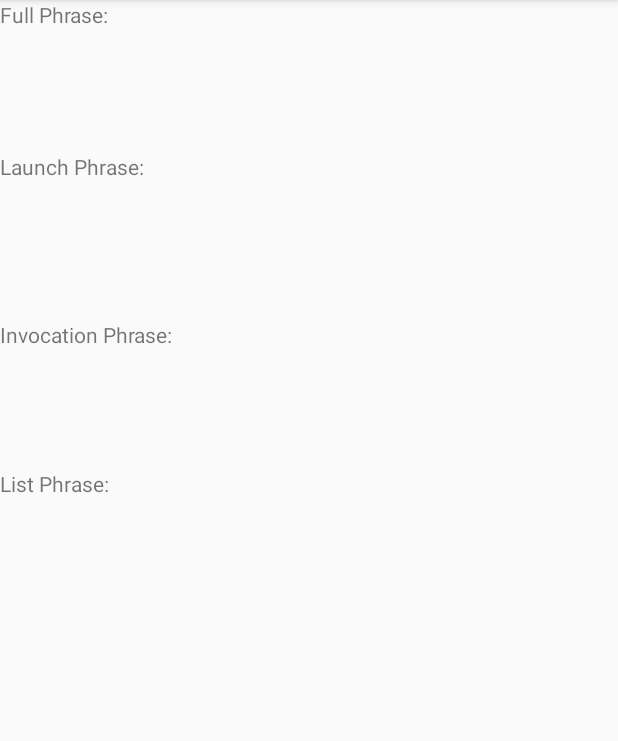
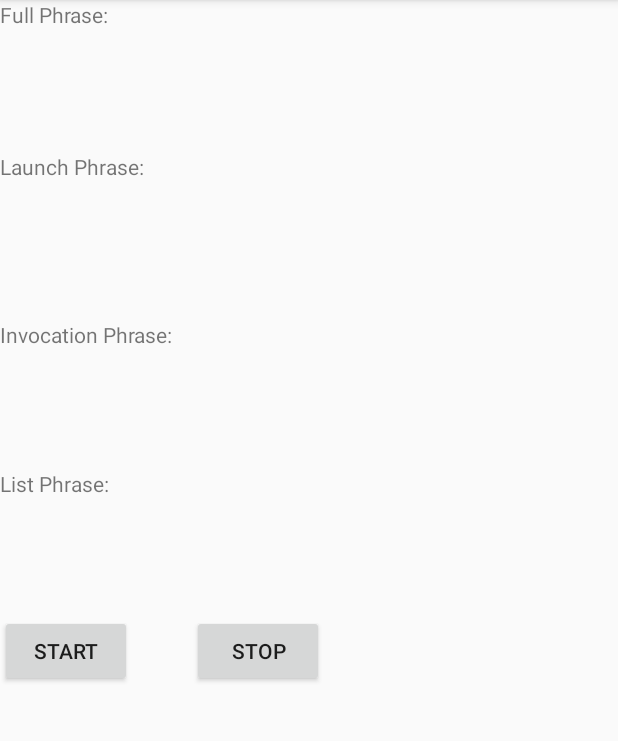
Before and after one commit to Alrobbertz/LIVOX-MQP, an Android app: the screen it shows after launch (MainActivity), on a phone screen of 412 x 824 dp, the part 84-825 px from its top. Run offline under Robolectric (Android 15) with nearby library versions, the phone set to English and light mode, and no system bars.

Commit message:
Add error handling for web API interactions and added start and stop buttons to UI

```diff
--- a/SpeechClassifier/app/src/main/java/com/example/speechclassifier/list_classifier/ClassifierStep.java
+++ b/SpeechClassifier/app/src/main/java/com/example/speechclassifier/list_classifier/ClassifierStep.java
@@ -2,11 +2,7 @@ package com.example.speechclassifier.list_classifier;
 
 public abstract class ClassifierStep {
 
-	ListClassificationOrchestrator orchestrator;
-
-	public ClassifierStep(ListClassificationOrchestrator orchestrator) {
-		this.orchestrator = orchestrator;
-	}
+	public ClassifierStep() {}
 
 	//sets internal state based on the given phrase
 	public abstract boolean classify(Phrase phrase);
--- a/SpeechClassifier/app/src/main/java/com/example/speechclassifier/list_classifier/InvocationDetector.java
+++ b/SpeechClassifier/app/src/main/java/com/example/speechclassifier/list_classifier/InvocationDetector.java
@@ -7,9 +7,7 @@ import java.util.Map.Entry;
 
 public abstract class InvocationDetector extends ClassifierStep{
 
-	public InvocationDetector(ListClassificationOrchestrator orchestrator) {
-		super(orchestrator);
-	}
+	public InvocationDetector() {}
 
 	public abstract int getStartIndex();
 
--- a/SpeechClassifier/app/src/main/java/com/example/speechclassifier/list_classifier/InvocationDetectorImpl.java
+++ b/SpeechClassifier/app/src/main/java/com/example/speechclassifier/list_classifier/InvocationDetectorImpl.java
@@ -23,8 +23,7 @@ public class InvocationDetectorImpl extends InvocationDetector {
 	private int startIndex, endIndex; //both inclusive
 	private String intent;
 
-	public InvocationDetectorImpl(ListClassificationOrchestrator orchestrator) {
-		super(orchestrator);
+	public InvocationDetectorImpl() {
 		classified = false;
 		startIndex = -1;
 		endIndex = -1;
--- a/SpeechClassifier/app/src/main/java/com/example/speechclassifier/list_classifier/LaunchDetector.java
+++ b/SpeechClassifier/app/src/main/java/com/example/speechclassifier/list_classifier/LaunchDetector.java
@@ -5,9 +5,7 @@ import java.util.List;
 
 public abstract class LaunchDetector extends ClassifierStep{
 
-	public LaunchDetector(ListClassificationOrchestrator orchestrator) {
-		super(orchestrator);
-	}
+	public LaunchDetector() {}
 
 	public abstract int getStartIndex();
 
--- a/SpeechClassifier/app/src/main/java/com/example/speechclassifier/list_classifier/LaunchDetectorImpl.java
+++ b/SpeechClassifier/app/src/main/java/com/example/speechclassifier/list_classifier/LaunchDetectorImpl.java
@@ -6,7 +6,8 @@ public class LaunchDetectorImpl extends LaunchDetector {
 	//initialize the launchPhrases
 		private String[] launchStrings  = {
 				"what do you want",
-				"what would you like"
+				"what would you like",
+				"do you want"
 		};
 		private ArrayList<Phrase> launchPhrases;
 		private void setupLaunchPhrases() {
@@ -20,8 +21,7 @@ public class LaunchDetectorImpl extends LaunchDetector {
 		private boolean classified;
 		private int startIndex, endIndex; //both inclusive
 
-		public LaunchDetectorImpl(ListClassificationOrchestrator orchestrator) {
-			super(orchestrator);
+		public LaunchDetectorImpl() {
 			classified = false;
 			startIndex = -1;
 			endIndex = -1;
--- a/SpeechClassifier/app/src/main/java/com/example/speechclassifier/list_classifier/ListClassificationOrchestrator.java
+++ b/SpeechClassifier/app/src/main/java/com/example/speechclassifier/list_classifier/ListClassificationOrchestrator.java
@@ -32,10 +32,10 @@ public class ListClassificationOrchestrator {
 	public String TAG = "SpeechRecognizerManager";
 
 	public ListClassificationOrchestrator() {
-		wwdetector = new WakewordDetectorImpl("John", this);
-		ldetector = new LaunchDetectorImpl(this);
-		idetector = new InvocationDetectorImpl(this);
-		udetector = new UtteranceDetectorOnline(this);
+		wwdetector = new WakewordDetectorImpl("John");
+		ldetector = new LaunchDetectorImpl();
+		idetector = new InvocationDetectorImpl();
+		udetector = new UtteranceDetectorOnline();
 	}
 
 	public boolean classify(Phrase phrase) {
--- a/SpeechClassifier/app/src/main/java/com/example/speechclassifier/list_classifier/UtteranceDetector.java
+++ b/SpeechClassifier/app/src/main/java/com/example/speechclassifier/list_classifier/UtteranceDetector.java
@@ -6,8 +6,7 @@ import java.util.List;
 public abstract class UtteranceDetector extends ClassifierStep{
 
 
-	public UtteranceDetector(ListClassificationOrchestrator orchestrator) {
-		super(orchestrator);
+	public UtteranceDetector() {
 	}
 
 	public abstract int getStartIndex();
--- a/SpeechClassifier/app/src/main/java/com/example/speechclassifier/list_classifier/WakewordDetector.java
+++ b/SpeechClassifier/app/src/main/java/com/example/speechclassifier/list_classifier/WakewordDetector.java
@@ -4,8 +4,7 @@ import java.util.List;
 
 public abstract class WakewordDetector extends ClassifierStep{
 
-	public WakewordDetector(ListClassificationOrchestrator orchestrator) {
-		super(orchestrator);
+	public WakewordDetector() {
 	}
 
 	public abstract int getWWIndex();
--- a/SpeechClassifier/app/src/main/java/com/example/speechclassifier/list_classifier/WakewordDetectorImpl.java
+++ b/SpeechClassifier/app/src/main/java/com/example/speechclassifier/list_classifier/WakewordDetectorImpl.java
@@ -7,8 +7,7 @@ public class WakewordDetectorImpl extends WakewordDetector {
 	private boolean classified;
 	private int index;
 
-	public WakewordDetectorImpl(String wakeword, ListClassificationOrchestrator orchestrator) {
-		super(orchestrator);
+	public WakewordDetectorImpl(String wakeword) {
 		this.wakeword = Phrase.preprocessor.process(wakeword);
 		classified = false;
 		index = -1;
--- a/SpeechClassifier/app/src/main/res/layout/activity_main.xml
+++ b/SpeechClassifier/app/src/main/res/layout/activity_main.xml
@@ -99,4 +99,25 @@
         app:layout_constraintStart_toStartOf="parent"
         app:layout_constraintTop_toTopOf="parent" />
 
+    <Button
+        android:id="@+id/button"
+        android:layout_width="wrap_content"
+        android:layout_height="wrap_content"
+        android:layout_marginTop="40dp"
+        android:onClick="startListening"
+        android:text="Start"
+        app:layout_constraintStart_toStartOf="parent"
+        app:layout_constraintTop_toBottomOf="@+id/list_entity_phrase" />
+
+    <Button
+        android:id="@+id/button2"
+        android:layout_width="wrap_content"
+        android:layout_height="wrap_content"
+        android:layout_marginStart="40dp"
+        android:layout_marginLeft="40dp"
+        android:onClick="stopListening"
+        android:text="Stop"
+        app:layout_constraintStart_toEndOf="@+id/button"
+        app:layout_constraintTop_toTopOf="@+id/button" />
+
 </androidx.constraintlayout.widget.ConstraintLayout>
```
Also changed, not shown: SpeechClassifier/app/src/main/java/com/example/speechclassifier/MainActivity.java (+29 -56 lines), SpeechClassifier/app/src/main/java/com/example/speechclassifier/WebAPIHelper.java (added, +164 -0 lines), SpeechClassifier/app/src/main/java/com/example/speechclassifier/list_classifier/UtteranceDetectorImpl.java (+6 -3 lines), SpeechClassifier/app/src/main/java/com/example/speechclassifier/list_classifier/UtteranceDetectorOnline.java (+10 -45 lines), SpeechClassifier/app/src/main/java/com/example/speechclassifier/speechrecognition/QuestionManager.kt (+12 -38 lines).
